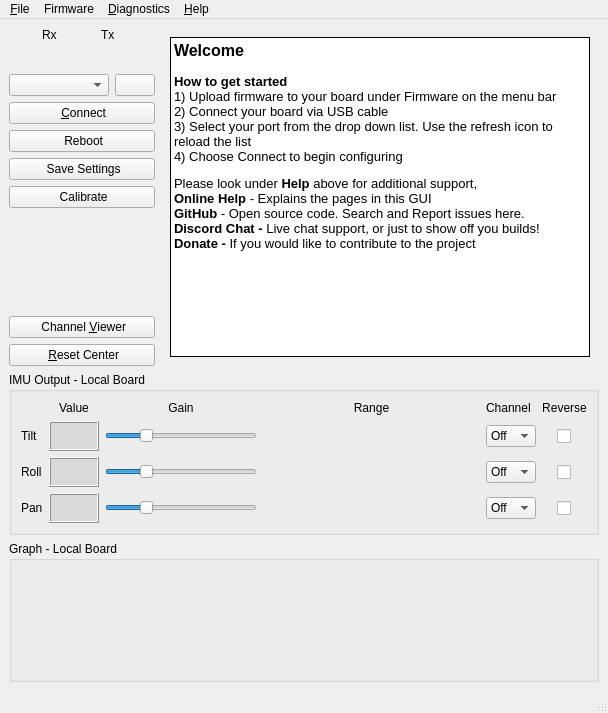
First picture: the form in gui/src/mainwindow.ui, repository dlktdr/HeadTracker, before the edit.
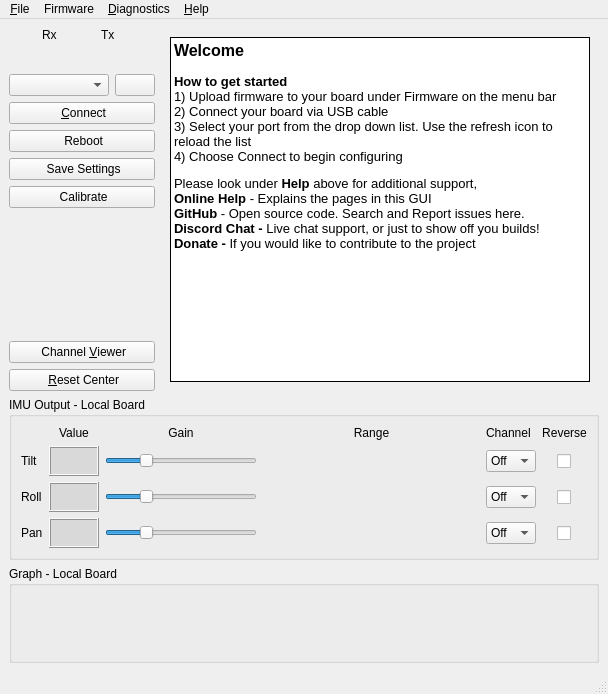
Second picture: the form after the edit. The open tabs and pages were chosen to show the change. Icons and pictures are not drawn. Custom widgets are drawn as their Qt base class.

Commit message: GUI: Graph not expanding with window

What changed in the file:
```diff
--- a/gui/src/mainwindow.ui
+++ b/gui/src/mainwindow.ui
@@ -6,8 +6,8 @@
    <rect>
     <x>0</x>
     <y>0</y>
-    <width>606</width>
-    <height>713</height>
+    <width>592</width>
+    <height>694</height>
    </rect>
   </property>
   <property name="sizePolicy">
@@ -264,13 +264,25 @@
       </item>
       <item>
        <widget class="QStackedWidget" name="stackedWidget">
+        <property name="sizePolicy">
+         <sizepolicy hsizetype="Preferred" vsizetype="Maximum">
+          <horstretch>0</horstretch>
+          <verstretch>0</verstretch>
+         </sizepolicy>
+        </property>
         <property name="currentIndex">
-         <number>2</number>
+         <number>0</number>
         </property>
         <widget class="QWidget" name="page">
          <layout class="QVBoxLayout" name="verticalLayout_3">
           <item>
            <widget class="QLabel" name="label_13">
+            <property name="sizePolicy">
+             <sizepolicy hsizetype="Preferred" vsizetype="Minimum">
+              <horstretch>0</horstretch>
+              <verstretch>0</verstretch>
+             </sizepolicy>
+            </property>
             <property name="autoFillBackground">
              <bool>false</bool>
             </property>
@@ -315,7 +327,7 @@
           <item>
            <widget class="QTabWidget" name="tabBLE">
             <property name="sizePolicy">
-             <sizepolicy hsizetype="Expanding" vsizetype="Expanding">
+             <sizepolicy hsizetype="Expanding" vsizetype="Minimum">
               <horstretch>0</horstretch>
               <verstretch>0</verstretch>
              </sizepolicy>
@@ -3749,7 +3761,7 @@
     <item>
      <widget class="QGroupBox" name="grpLocalGraph">
       <property name="sizePolicy">
-       <sizepolicy hsizetype="Preferred" vsizetype="Maximum">
+       <sizepolicy hsizetype="Minimum" vsizetype="MinimumExpanding">
         <horstretch>0</horstretch>
         <verstretch>0</verstretch>
        </sizepolicy>
@@ -3761,15 +3773,15 @@
        <item>
         <widget class="Graph" name="graphView" native="true">
          <property name="sizePolicy">
-          <sizepolicy hsizetype="MinimumExpanding" vsizetype="Maximum">
+          <sizepolicy hsizetype="Minimum" vsizetype="MinimumExpanding">
            <horstretch>0</horstretch>
-           <verstretch>7</verstretch>
+           <verstretch>0</verstretch>
           </sizepolicy>
          </property>
          <property name="minimumSize">
           <size>
            <width>0</width>
-           <height>100</height>
+           <height>50</height>
           </size>
          </property>
         </widget>
@@ -3784,7 +3796,7 @@
     <rect>
      <x>0</x>
      <y>0</y>
-     <width>606</width>
+     <width>592</width>
      <height>22</height>
     </rect>
    </property>
```
